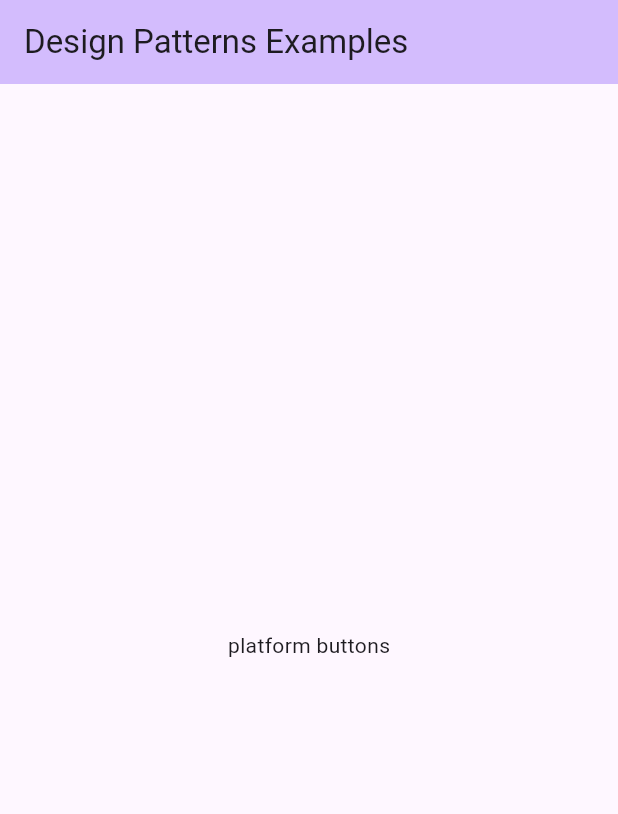
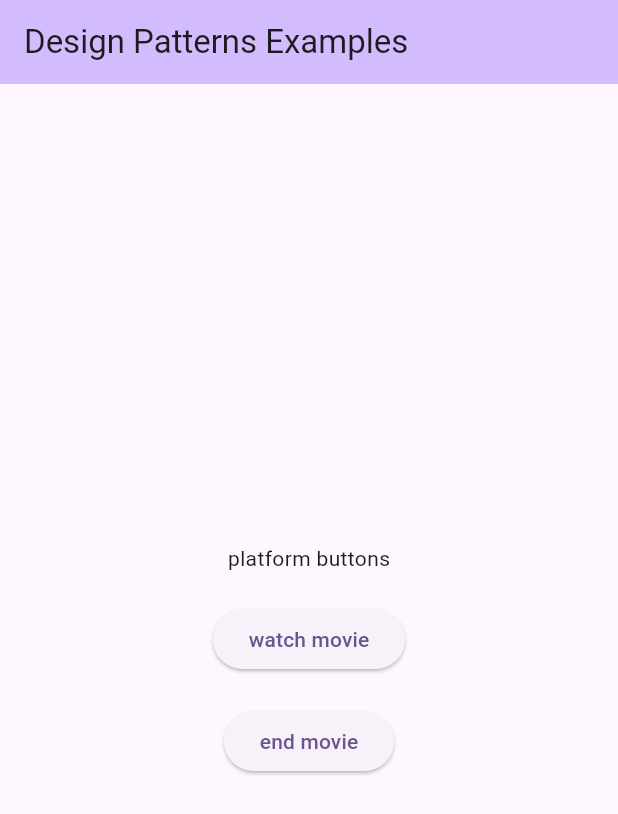
Before and after one commit to AhmedYosryIbrahim/design_patterns, a Flutter app: the screen it shows after launch, on a phone screen of 412 x 824 dp. Shown: the top 814 px of the screen. Run offline on Flutter 3.47's test engine with Material 2 defaults, Android fonts, the light colour scheme and no system bars.

Commit message:
facade pattern

```diff
--- a/lib/main.dart
+++ b/lib/main.dart
@@ -1,3 +1,4 @@
+import 'package:factory_design_patterne/facad_pattern.dart';
 import 'package:flutter/material.dart';
 
 void main() {
@@ -30,6 +31,24 @@ class MyHomePage extends StatefulWidget {
 }
 
 class _MyHomePageState extends State<MyHomePage> {
+  final String _movie = 'The Matrix';
+  late final HomeTheaterFacade _homeTheaterFacade;
+  final Amplifier _amplifier = Amplifier();
+  final Tuner _tuner = Tuner();
+  final DvdPlayer _dvdPlayer = DvdPlayer();
+  final CdPlayer _cdPlayer = CdPlayer();
+  final Projector _projector = Projector();
+  final TheaterLights _theaterLights = TheaterLights();
+  final Screen _screen = Screen();
+  final PopcornPopper _popcornPopper = PopcornPopper();
+
+  @override
+  void initState() {
+    _homeTheaterFacade = HomeTheaterFacade(_amplifier, _tuner, _dvdPlayer,
+        _cdPlayer, _projector, _theaterLights, _screen, _popcornPopper);
+    super.initState();
+  }
+
   @override
   Widget build(BuildContext context) {
     return Scaffold(
@@ -37,16 +56,29 @@ class _MyHomePageState extends State<MyHomePage> {
         backgroundColor: Theme.of(context).colorScheme.inversePrimary,
         title: Text(widget.title),
       ),
-      body: const Center(
+      body: Center(
         child: Column(
           mainAxisAlignment: MainAxisAlignment.center,
           children: <Widget>[
-            Text(
+            const Text(
               'platform buttons',
             ),
-            SizedBox(
+            const SizedBox(
               height: 20,
             ),
+            ElevatedButton(
+                onPressed: () {
+                  _homeTheaterFacade.watchMovie(_movie);
+                },
+                child: const Text('watch movie')),
+            const SizedBox(
+              height: 20,
+            ),
+            ElevatedButton(
+                onPressed: () {
+                  _homeTheaterFacade.endMovie();
+                },
+                child: const Text('end movie')),
           ],
         ),
       ),
```
Also changed, not shown: lib/facad_pattern.dart (added, +209 -0 lines).
